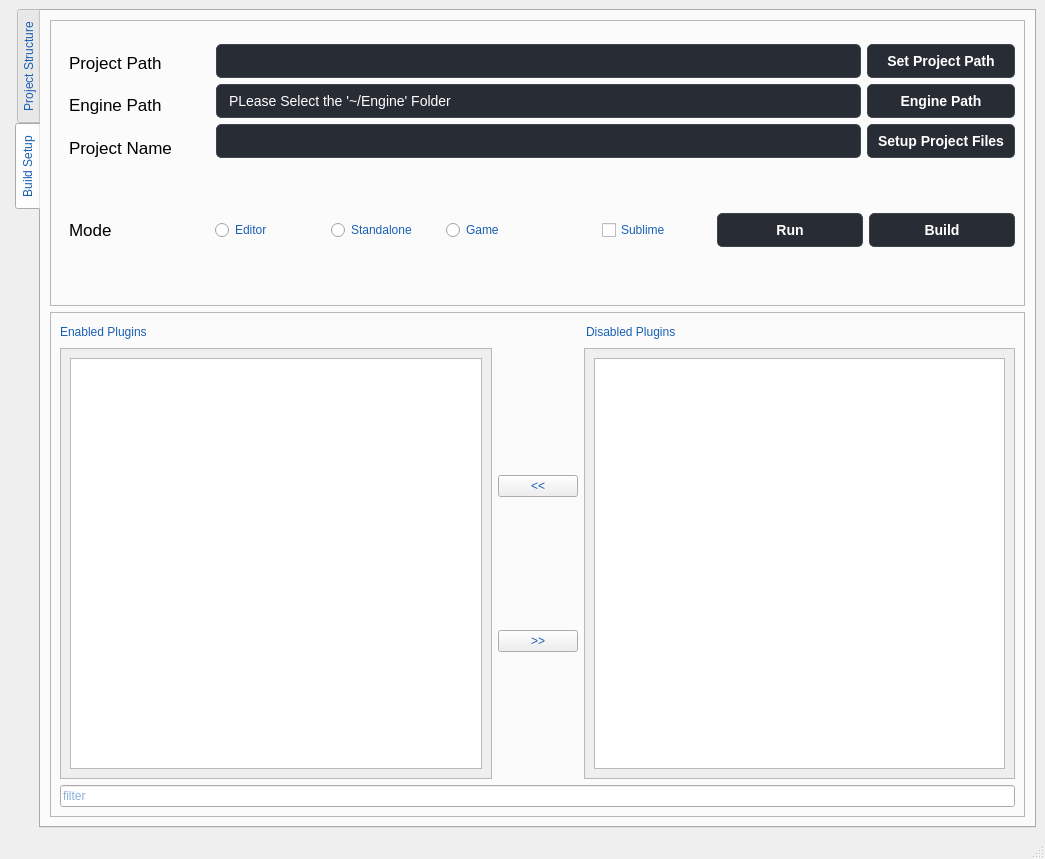
Above: UnrealProjectSetup/mainwindow.ui from PentaPixelsUE/Unreal-Engine-Project-manager before the change. Below: the same form after it.
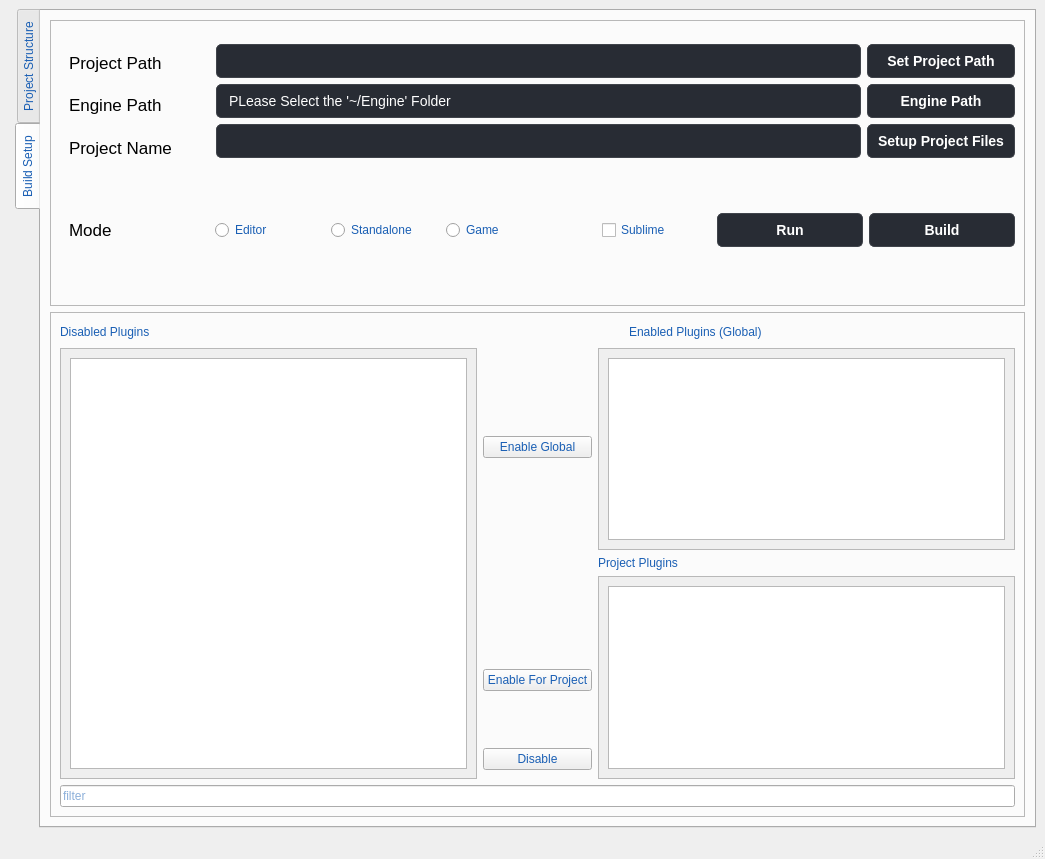
That is the form after the change.

Commit message: Added The Project Plugins to the ui

```diff
--- a/UnrealProjectSetup/mainwindow.ui
+++ b/UnrealProjectSetup/mainwindow.ui
@@ -836,29 +836,6 @@
                <property name="bottomMargin">
                 <number>0</number>
                </property>
-               <item>
-                <widget class="QLabel" name="Plugins_Enabled_Lbl">
-                 <property name="text">
-                  <string>Enabled Plugins</string>
-                 </property>
-                </widget>
-               </item>
-               <item>
-                <spacer name="horizontalSpacer_4">
-                 <property name="orientation">
-                  <enum>Qt::Horizontal</enum>
-                 </property>
-                 <property name="sizeType">
-                  <enum>QSizePolicy::Fixed</enum>
-                 </property>
-                 <property name="sizeHint" stdset="0">
-                  <size>
-                   <width>376</width>
-                   <height>20</height>
-                  </size>
-                 </property>
-                </spacer>
-               </item>
                <item>
                 <widget class="QLabel" name="Plugins_Available_Lbl">
                  <property name="text">
@@ -866,6 +843,29 @@
                  </property>
                 </widget>
                </item>
+               <item>
+                <spacer name="horizontalSpacer_4">
+                 <property name="orientation">
+                  <enum>Qt::Horizontal</enum>
+                 </property>
+                 <property name="sizeType">
+                  <enum>QSizePolicy::Fixed</enum>
+                 </property>
+                 <property name="sizeHint" stdset="0">
+                  <size>
+                   <width>400</width>
+                   <height>20</height>
+                  </size>
+                 </property>
+                </spacer>
+               </item>
+               <item>
+                <widget class="QLabel" name="Plugins_Enabled_Lbl">
+                 <property name="text">
+                  <string>Enabled Plugins (Global)</string>
+                 </property>
+                </widget>
+               </item>
                <item>
                 <spacer name="horizontalSpacer_5">
                  <property name="orientation">
@@ -876,7 +876,7 @@
                  </property>
                  <property name="sizeHint" stdset="0">
                   <size>
-                   <width>286</width>
+                   <width>224</width>
                    <height>20</height>
                   </size>
                  </property>
@@ -889,88 +889,6 @@
                <property name="rightMargin">
                 <number>0</number>
                </property>
-               <item>
-                <widget class="QScrollArea" name="Enabled_Plugins_Scroll_Area">
-                 <property name="widgetResizable">
-                  <bool>true</bool>
-                 </property>
-                 <widget class="QWidget" name="Enabled_Plugins_Area">
-                  <property name="geometry">
-                   <rect>
-                    <x>0</x>
-                    <y>0</y>
-                    <width>425</width>
-                    <height>370</height>
-                   </rect>
-                  </property>
-                  <layout class="QGridLayout" name="gridLayout">
-                   <item row="1" column="2">
-                    <widget class="QListView" name="Enabled_Plugins_List"/>
-                   </item>
-                  </layout>
-                 </widget>
-                </widget>
-               </item>
-               <item>
-                <layout class="QVBoxLayout" name="Plugins_In_Out_Button_VBOX">
-                 <property name="rightMargin">
-                  <number>0</number>
-                 </property>
-                 <item>
-                  <spacer name="verticalSpacer_10">
-                   <property name="orientation">
-                    <enum>Qt::Vertical</enum>
-                   </property>
-                   <property name="sizeHint" stdset="0">
-                    <size>
-                     <width>20</width>
-                     <height>40</height>
-                    </size>
-                   </property>
-                  </spacer>
-                 </item>
-                 <item>
-                  <widget class="QPushButton" name="To_Enable_Plugins_List">
-                   <property name="text">
-                    <string>&lt;&lt;</string>
-                   </property>
-                  </widget>
-                 </item>
-                 <item>
-                  <spacer name="verticalSpacer_2">
-                   <property name="orientation">
-                    <enum>Qt::Vertical</enum>
-                   </property>
-                   <property name="sizeHint" stdset="0">
-                    <size>
-                     <width>20</width>
-                     <height>40</height>
-                    </size>
-                   </property>
-                  </spacer>
-                 </item>
-                 <item>
-                  <widget class="QPushButton" name="To_Disable_Plugins_Btn">
-                   <property name="text">
-                    <string>&gt;&gt;</string>
-                   </property>
-                  </widget>
-                 </item>
-                 <item>
-                  <spacer name="verticalSpacer_9">
-                   <property name="orientation">
-                    <enum>Qt::Vertical</enum>
-                   </property>
-                   <property name="sizeHint" stdset="0">
-                    <size>
-                     <width>20</width>
-                     <height>40</height>
-                    </size>
-                   </property>
-                  </spacer>
-                 </item>
-                </layout>
-               </item>
                <item>
                 <widget class="QScrollArea" name="Disabled_Plugins_Scroll_Area">
                  <property name="widgetResizable">
@@ -981,7 +899,7 @@
                    <rect>
                     <x>0</x>
                     <y>0</y>
-                    <width>425</width>
+                    <width>400</width>
                     <height>370</height>
                    </rect>
                   </property>
@@ -993,6 +911,157 @@
                  </widget>
                 </widget>
                </item>
+               <item>
+                <layout class="QVBoxLayout" name="Plugins_In_Out_Button_VBOX">
+                 <property name="rightMargin">
+                  <number>0</number>
+                 </property>
+                 <item>
+                  <spacer name="verticalSpacer_10">
+                   <property name="orientation">
+                    <enum>Qt::Vertical</enum>
+                   </property>
+                   <property name="sizeType">
+                    <enum>QSizePolicy::Fixed</enum>
+                   </property>
+                   <property name="sizeHint" stdset="0">
+                    <size>
+                     <width>20</width>
+                     <height>82</height>
+                    </size>
+                   </property>
+                  </spacer>
+                 </item>
+                 <item>
+                  <widget class="QPushButton" name="Enable_Global_Plugin">
+                   <property name="text">
+                    <string>Enable Global</string>
+                   </property>
+                  </widget>
+                 </item>
+                 <item>
+                  <spacer name="verticalSpacer_2">
+                   <property name="orientation">
+                    <enum>Qt::Vertical</enum>
+                   </property>
+                   <property name="sizeType">
+                    <enum>QSizePolicy::Fixed</enum>
+                   </property>
+                   <property name="sizeHint" stdset="0">
+                    <size>
+                     <width>20</width>
+                     <height>199</height>
+                    </size>
+                   </property>
+                  </spacer>
+                 </item>
+                 <item>
+                  <widget class="QPushButton" name="Enable_Projectbutton_Plugin">
+                   <property name="text">
+                    <string>Enable For Project</string>
+                   </property>
+                  </widget>
+                 </item>
+                 <item>
+                  <spacer name="verticalSpacer_9">
+                   <property name="orientation">
+                    <enum>Qt::Vertical</enum>
+                   </property>
+                   <property name="sizeType">
+                    <enum>QSizePolicy::Fixed</enum>
+                   </property>
+                   <property name="sizeHint" stdset="0">
+                    <size>
+                     <width>20</width>
+                     <height>45</height>
+                    </size>
+                   </property>
+                  </spacer>
+                 </item>
+                 <item>
+                  <widget class="QPushButton" name="To_Disable_Plugins_Btn">
+                   <property name="text">
+                    <string>Disable</string>
+                   </property>
+                  </widget>
+                 </item>
+                </layout>
+               </item>
+               <item>
+                <layout class="QVBoxLayout" name="verticalLayout_3">
+                 <property name="rightMargin">
+                  <number>0</number>
+                 </property>
+                 <property name="bottomMargin">
+                  <number>0</number>
+                 </property>
+                 <item>
+                  <widget class="QScrollArea" name="Enabled_Plugins_Scroll_Area">
+                   <property name="widgetResizable">
+                    <bool>true</bool>
+                   </property>
+                   <widget class="QWidget" name="Enabled_Plugins_Area">
+                    <property name="geometry">
+                     <rect>
+                      <x>0</x>
+                      <y>0</y>
+                      <width>397</width>
+                      <height>210</height>
+                     </rect>
+                    </property>
+                    <layout class="QGridLayout" name="gridLayout">
+                     <item row="1" column="2">
+                      <widget class="QListView" name="Enabled_Plugins_List">
+                       <property name="editTriggers">
+                        <set>QAbstractItemView::NoEditTriggers</set>
+                       </property>
+                       <property name="showDropIndicator" stdset="0">
+                        <bool>false</bool>
+                       </property>
+                      </widget>
+                     </item>
+                    </layout>
+                   </widget>
+                  </widget>
+                 </item>
+                 <item>
+                  <widget class="QLabel" name="label">
+                   <property name="text">
+                    <string>Project Plugins</string>
+                   </property>
+                  </widget>
+                 </item>
+                 <item>
+                  <widget class="QScrollArea" name="Project_Plugins_Scroll_Area">
+                   <property name="widgetResizable">
+                    <bool>true</bool>
+                   </property>
+                   <widget class="QWidget" name="scrollAreaWidgetContents_2">
+                    <property name="geometry">
+                     <rect>
+                      <x>0</x>
+                      <y>0</y>
+                      <width>397</width>
+                      <height>127</height>
+                     </rect>
+                    </property>
+                    <layout class="QVBoxLayout" name="verticalLayout_4">
+                     <item>
+                      <widget class="QListView" name="Project_Plugins_List">
+                       <property name="editTriggers">
+                        <set>QAbstractItemView::NoEditTriggers</set>
+                       </property>
+                       <property name="showDropIndicator" stdset="0">
+                        <bool>false</bool>
+                       </property>
+                      </widget>
+                     </item>
+                    </layout>
+                   </widget>
+                  </widget>
+                 </item>
+                </layout>
+               </item>
               </layout>
              </item>
              <item>
```
Left out of the diff: 9 changed lines with no effect on the pictures. The commit also changes 11 other files.
